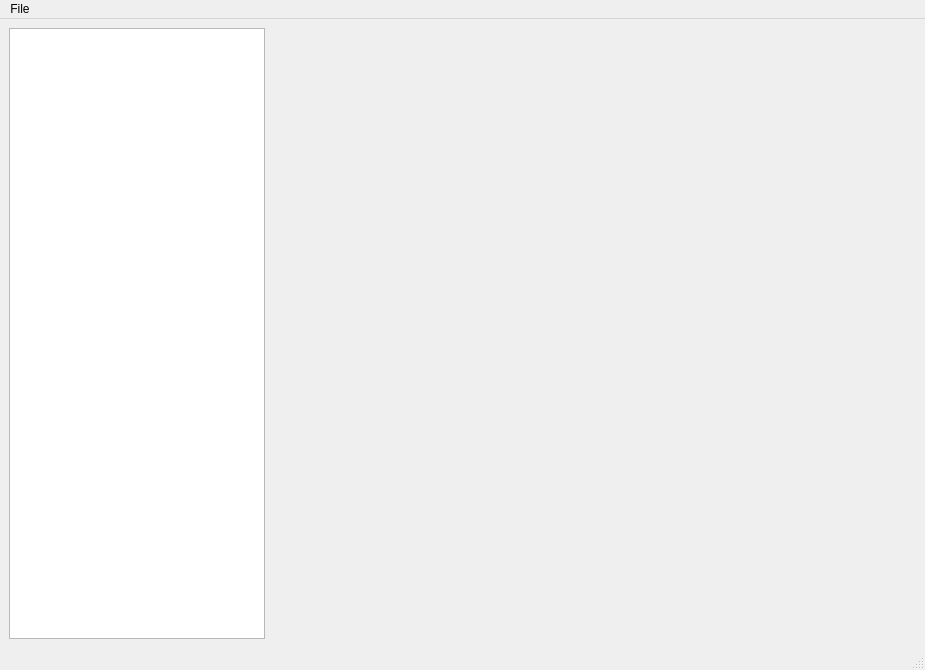
Old version of the form arthropod_describer/ui/arthropod_describer.ui in the repository mrazr/maphis.
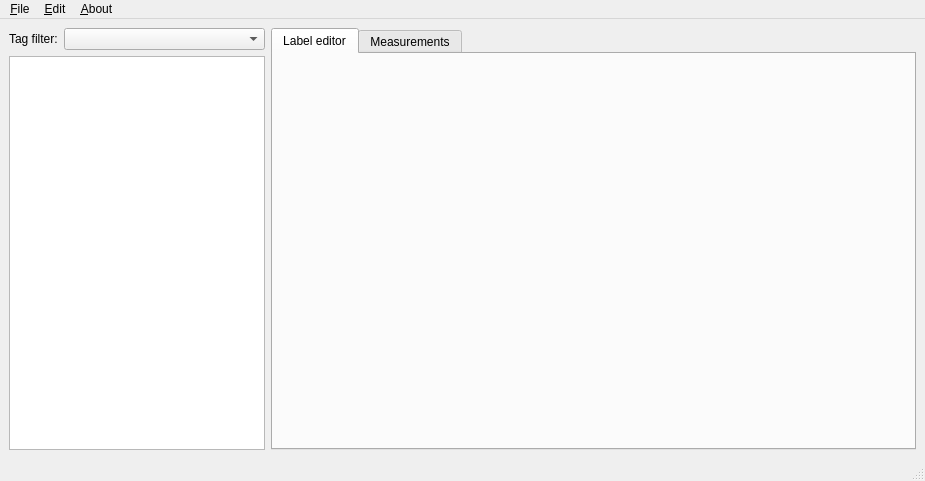
New version of the form.

Diff of the .ui file:
```diff
--- a/arthropod_describer/ui/arthropod_describer.ui
+++ b/arthropod_describer/ui/arthropod_describer.ui
@@ -7,7 +7,7 @@
     <x>0</x>
     <y>0</y>
     <width>925</width>
-    <height>670</height>
+    <height>481</height>
    </rect>
   </property>
   <property name="windowTitle">
@@ -16,30 +16,84 @@
   <widget class="QWidget" name="centralwidget">
    <layout class="QHBoxLayout" name="horizontalLayout">
     <item>
-     <widget class="QListView" name="imageListView">
-      <property name="sizePolicy">
-       <sizepolicy hsizetype="Preferred" vsizetype="Expanding">
-        <horstretch>0</horstretch>
-        <verstretch>0</verstretch>
-       </sizepolicy>
+     <layout class="QVBoxLayout" name="imageListLayout">
+      <property name="leftMargin">
+       <number>0</number>
       </property>
-     </widget>
+      <item>
+       <layout class="QHBoxLayout" name="tagsLayout">
+        <property name="topMargin">
+         <number>0</number>
+        </property>
+        <item>
+         <widget class="QLabel" name="lblTagFilter">
+          <property name="sizePolicy">
+           <sizepolicy hsizetype="Maximum" vsizetype="Preferred">
+            <horstretch>0</horstretch>
+            <verstretch>0</verstretch>
+           </sizepolicy>
+          </property>
+          <property name="text">
+           <string>Tag filter:</string>
+          </property>
+         </widget>
+        </item>
+        <item>
+         <widget class="QComboBox" name="cmbTags">
+          <property name="sizePolicy">
+           <sizepolicy hsizetype="Preferred" vsizetype="Fixed">
+            <horstretch>0</horstretch>
+            <verstretch>0</verstretch>
+           </sizepolicy>
+          </property>
+          <property name="currentText">
+           <string/>
+          </property>
+         </widget>
+        </item>
+       </layout>
+      </item>
+      <item>
+       <widget class="QListView" name="imageListView">
+        <property name="sizePolicy">
+         <sizepolicy hsizetype="Minimum" vsizetype="Expanding">
+          <horstretch>0</horstretch>
+          <verstretch>0</verstretch>
+         </sizepolicy>
+        </property>
+        <property name="sizeAdjustPolicy">
+         <enum>QAbstractScrollArea::AdjustIgnored</enum>
+        </property>
+        <property name="selectionMode">
+         <enum>QAbstractItemView::MultiSelection</enum>
+        </property>
+        <property name="verticalScrollMode">
+         <enum>QAbstractItemView::ScrollPerPixel</enum>
+        </property>
+       </widget>
+      </item>
+     </layout>
     </item>
     <item>
-     <widget class="QStackedWidget" name="stackedWidget">
+     <widget class="QTabWidget" name="tabWidget">
       <property name="sizePolicy">
        <sizepolicy hsizetype="Expanding" vsizetype="Preferred">
         <horstretch>0</horstretch>
         <verstretch>0</verstretch>
        </sizepolicy>
       </property>
-      <widget class="QWidget" name="pgEditor">
-       <property name="sizePolicy">
-        <sizepolicy hsizetype="Maximum" vsizetype="Preferred">
-         <horstretch>0</horstretch>
-         <verstretch>0</verstretch>
-        </sizepolicy>
-       </property>
+      <property name="currentIndex">
+       <number>0</number>
+      </property>
+      <widget class="QWidget" name="tabLabelEditor">
+       <attribute name="title">
+        <string>Label editor</string>
+       </attribute>
+      </widget>
+      <widget class="QWidget" name="tabMeasurements">
+       <attribute name="title">
+        <string>Measurements</string>
+       </attribute>
       </widget>
      </widget>
     </item>
@@ -56,11 +110,36 @@
    </property>
    <widget class="QMenu" name="menuFile">
     <property name="title">
-     <string>File</string>
+     <string>&amp;File</string>
     </property>
-    <addaction name="actionOpen_folder"/>
+    <addaction name="actionCreateProject"/>
+    <addaction name="actionOpenProject"/>
+    <addaction name="actionRecentlyOpened"/>
+    <addaction name="separator"/>
+    <addaction name="actionSave"/>
+    <addaction name="separator"/>
+    <addaction name="actionImportPhotos"/>
+    <addaction name="separator"/>
+    <addaction name="actionOpen_project_folder"/>
+    <addaction name="separator"/>
+    <addaction name="actionExit"/>
+   </widget>
+   <widget class="QMenu" name="menuAbout">
+    <property name="title">
+     <string>&amp;About</string>
+    </property>
+    <addaction name="actionVersion"/>
+   </widget>
+   <widget class="QMenu" name="menuEdit">
+    <property name="title">
+     <string>&amp;Edit</string>
+    </property>
+    <addaction name="actionUndo"/>
+    <addaction name="actionRedo"/>
    </widget>
    <addaction name="menuFile"/>
+   <addaction name="menuEdit"/>
+   <addaction name="menuAbout"/>
   </widget>
   <widget class="QStatusBar" name="statusbar"/>
   <action name="actionOpen_folder">
```
Left out of the diff: 82 changed lines with no effect on the pictures.
